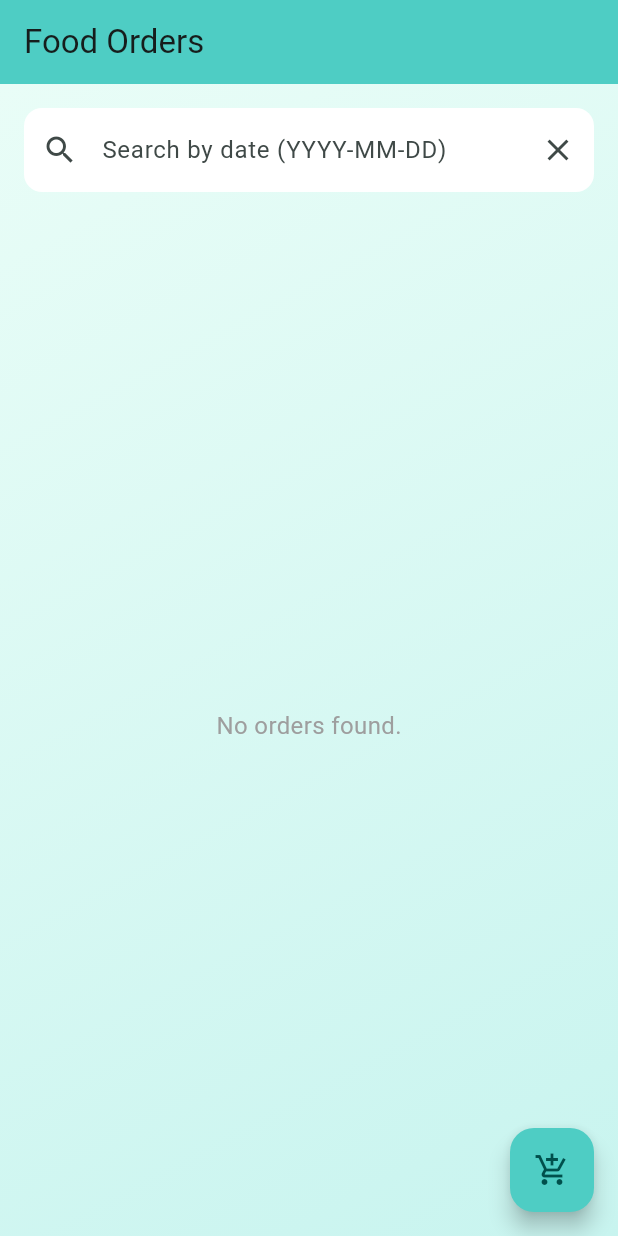
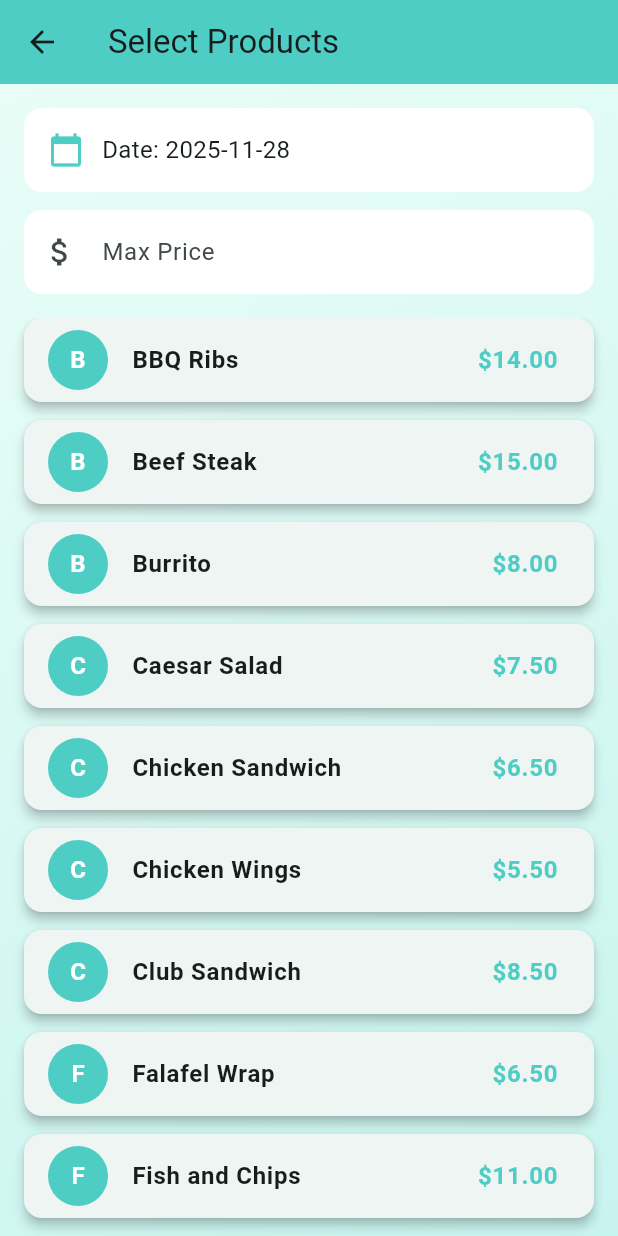
Before and after one commit to BorlinaEdoardo/OntarioTechUniversity-MobileApp-Assignments, a Flutter app: the screen it shows after launch, after a tap on the "add shopping cart" icon, on a phone screen of 412 x 824 dp. Run offline on Flutter 3.47's test engine with Material 3 defaults, Android fonts, the phone set to English and light mode, and no system bars; our stand-ins replace sqflite; accounts and stored records are empty.

Commit message:
feat(order page): implement order page (buggy)

```diff
--- a/assignment3/lib/db_helper.dart
+++ b/assignment3/lib/db_helper.dart
@@ -10,7 +10,7 @@ class DbHelper {
   static final DbHelper instance = DbHelper._internal();
 
   static const _dbName = 'food_orders.db';
-  static const _dbVersion = 1;
+  static const _dbVersion = 2;
   static const _tableOrders = 'orders';
   static const _tableProducts = 'products';
   static const _tableOrderItems = 'order_items';
--- a/assignment3/lib/main.dart
+++ b/assignment3/lib/main.dart
@@ -84,7 +84,18 @@ class _HomeScreenState extends State<HomeScreen> {
         backgroundColor: const Color(0xFF4ECDC4),
       ),
       floatingActionButton: FloatingActionButton(
-        onPressed: _load,
+        onPressed: () async {
+          final res = await Navigator.push(
+            context,
+            MaterialPageRoute(builder: (context) => const ProductsPage()),
+          );
+
+          if (res is Order){
+            await _db.insertOrder(res);
+          }
+
+          _load();
+        },
         backgroundColor: const Color(0xFF4ECDC4),
         child: const Icon(Icons.add_shopping_cart),
       ),
@@ -175,18 +186,20 @@ class _HomeScreenState extends State<HomeScreen> {
 }
 
 // ------------------------------------------------------------
-// ORDER PAGE
+// PRODUCTS PAGE
 // ------------------------------------------------------------
-class OrderPage extends StatefulWidget {
-  const OrderPage({super.key});
+class ProductsPage extends StatefulWidget {
+  const ProductsPage({super.key});
 
   @override
-  State<OrderPage> createState() => _OrderPageState();
+  State<ProductsPage> createState() => _ProductsPageState();
 }
 
-class _OrderPageState extends State<OrderPage>{
+class _ProductsPageState extends State<ProductsPage>{
   final DbHelper _db = DbHelper.instance;
   List<Product> _products = [];
+  final TextEditingController _maxPriceController = TextEditingController();
+  DateTime _selectedDate = DateTime.now();
 
   @override
   void initState() {
@@ -194,11 +207,141 @@ class _OrderPageState extends State<OrderPage>{
     _load();
   }
 
+  @override
+  void dispose() {
+    _maxPriceController.dispose();
+    super.dispose();
+  }
+
   Future<void> _load() async {
     _products = await _db.getAllProducts();
     setState(() {});
   }
 
+  Future<void> _selectDate(BuildContext context) async {
+    final DateTime? picked = await showDatePicker(
+      context: context,
+      initialDate: _selectedDate,
+      firstDate: DateTime(2020),
+      lastDate: DateTime(2030),
+    );
+    if (picked != null && picked != _selectedDate) {
+      setState(() {
+        _selectedDate = picked;
+      });
+    }
+  }
 
+  @override
+  Widget build(BuildContext context) {
+    return Scaffold(
+      appBar: AppBar(
+        title: const Text('Select Products'),
+        backgroundColor: const Color(0xFF4ECDC4),
+      ),
+      body: Container(
+        decoration: const BoxDecoration(
+          gradient: LinearGradient(
+            colors: [Color(0xFFE9FDF7), Color(0xFFC8F4EF)],
+            begin: Alignment.topLeft,
+            end: Alignment.bottomRight,
+          ),
+        ),
+        child: Column(
+          children: [
+            Padding(
+              padding: const EdgeInsets.all(16.0),
+              child: Column(
+                children: [
+                  InkWell(
+                    onTap: () => _selectDate(context),
+                    child: Container(
+                      padding: const EdgeInsets.all(16),
+                      decoration: BoxDecoration(
+                        color: Colors.white,
+                        borderRadius: BorderRadius.circular(12),
+                      ),
+                      child: Row(
+                        children: [
+                          const Icon(Icons.calendar_today, color: Color(0xFF4ECDC4)),
+                          const SizedBox(width: 12),
+                          Text(
+                            'Date: ${_selectedDate.toLocal().toString().split(' ')[0]}',
+                            style: const TextStyle(fontSize: 16),
+                          ),
+                        ],
+                      ),
+                    ),
+                  ),
+                  const SizedBox(height: 12),
+                  TextField(
+                    controller: _maxPriceController,
+                    keyboardType: const TextInputType.numberWithOptions(decimal: true),
+                    decoration: InputDecoration(
+                      hintText: 'Max Price',
+                      prefixIcon: const Icon(Icons.attach_money),
+                      filled: true,
+                      fillColor: Colors.white,
+                      border: OutlineInputBorder(
+                        borderRadius: BorderRadius.circular(12),
+                        borderSide: BorderSide.none,
+                      ),
+                    ),
+                  ),
+                ],
+              ),
+            ),
+            Expanded(
+              child: _products.isEmpty
+                  ? const Center(
+                      child: Text(
+                        'No products available',
+                        style: TextStyle(fontSize: 16, color: Colors.grey),
+                      ),
+                    )
+                  : ListView.builder(
+                      padding: const EdgeInsets.symmetric(horizontal: 16),
+                      itemCount: _products.length,
+                      itemBuilder: (context, i) {
+                        final product = _products[i];
+                        return Card(
+                          elevation: 3,
+                          margin: const EdgeInsets.only(bottom: 12),
+                          shape: RoundedRectangleBorder(
+                            borderRadius: BorderRadius.circular(12),
+                          ),
+                          child: ListTile(
+                            leading: CircleAvatar(
+                              backgroundColor: const Color(0xFF4ECDC4),
+                              child: Text(
+                                product.name[0].toUpperCase(),
+                                style: const TextStyle(
+                                  color: Colors.white,
+                                  fontWeight: FontWeight.bold,
+                                ),
+                              ),
+                            ),
+                            title: Text(
+                              product.name,
+                              style: const TextStyle(fontWeight: FontWeight.w600),
+                            ),
+                            trailing: Text(
+                              '\$${product.price.toStringAsFixed(2)}',
+                              style: const TextStyle(
+                                fontSize: 16,
+                                fontWeight: FontWeight.bold,
+                                color: Color(0xFF4ECDC4),
+                              ),
+                            ),
+                          ),
+                        );
+                      },
+                    ),
+            ),
+          ],
+        ),
+      ),
+    );
+  }
 
 }
```
